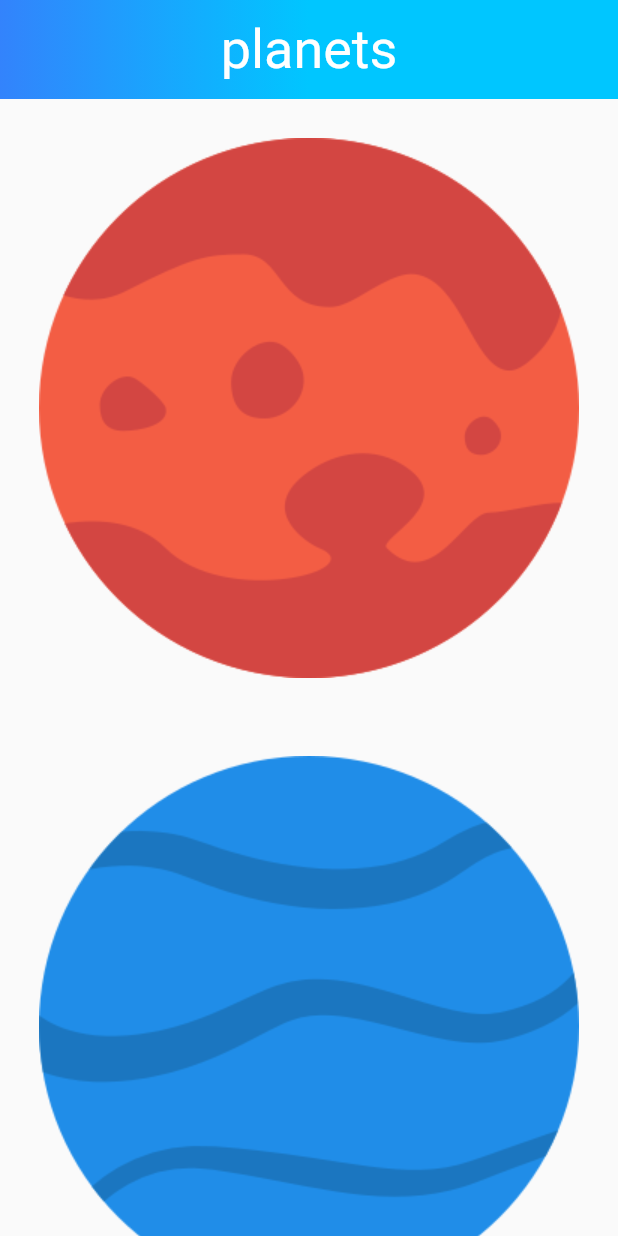
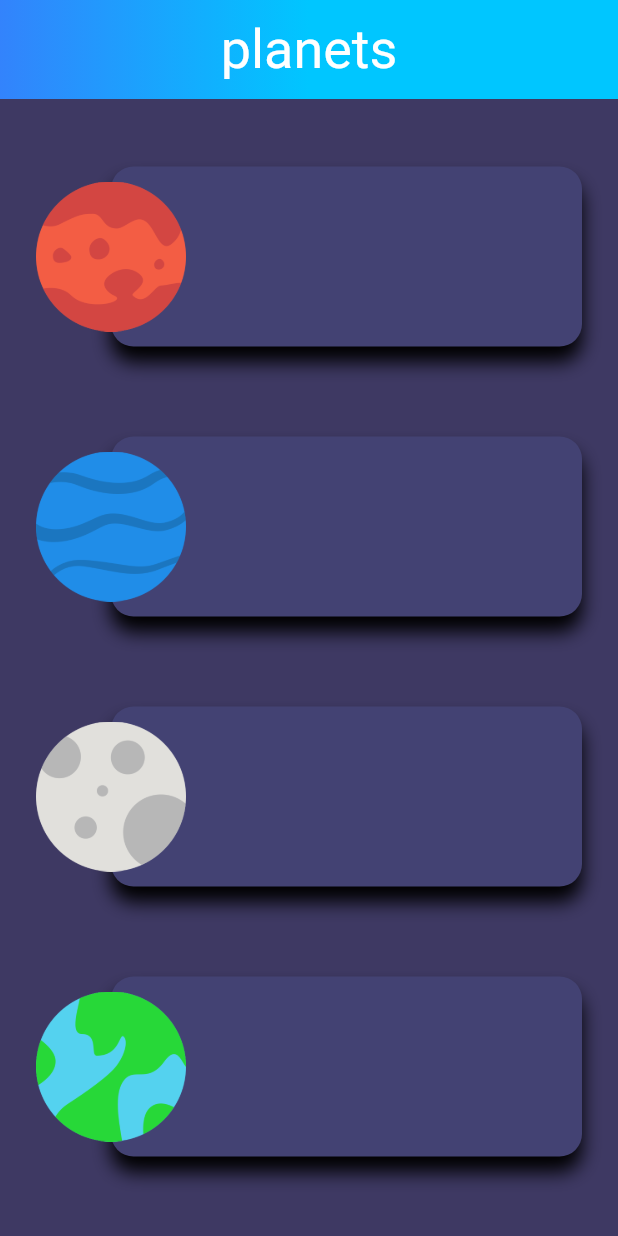
Before and after one commit to sergiandreplace/planets-flutter, a Flutter app: the screen it shows after launch, on a phone screen of 412 x 824 dp. Run offline on Flutter 3.47's test engine with Material 2 defaults, Android fonts, the phone set to English and light mode, and no system bars.

Commit message:
planet box ready

```diff
--- a/lib/HomePage.dart
+++ b/lib/HomePage.dart
@@ -1,5 +1,7 @@
 import 'package:flutter/material.dart';
 import 'package:planets/GradientAppBar.dart';
+import 'package:planets/PlanetList.dart';
+import 'package:planets/model/Planet.dart';
 import 'package:planets/model/Planets.dart';
 
 class HomePage extends StatelessWidget {
@@ -28,16 +30,3 @@ class _HomePageBodyState extends State<HomePageBody> {
     );
   }
 }
-
-
-class PlanetList extends StatelessWidget {
-  @override
-  Widget build(BuildContext context) {
-    return  new Flexible(
-      child: new ListView.builder(
-        itemCount: planets.length,
-        itemBuilder: (_, index) => new Image(image: new AssetImage(planets[index].image)),
-      ),
-    );
-  }
-}
--- /dev/null
+++ b/lib/PlanetList.dart
@@ -0,0 +1,19 @@
+import 'package:flutter/material.dart';
+import 'package:planets/PlanetRow.dart';
+import 'package:planets/model/Planets.dart';
+
+class PlanetList extends StatelessWidget {
+  @override
+  Widget build(BuildContext context) {
+    return new Flexible(
+      child: new Container(
+        color: const Color(0xFF3E3963),
+        padding: const EdgeInsets.symmetric(vertical: 15.0),
+        child: new ListView.builder(
+          itemCount: planets.length,
+          itemBuilder: (_, index) => new PlanetRow(planets[index]),
+        ),
+      ),
+    );
+  }
+}
--- /dev/null
+++ b/lib/PlanetRow.dart
@@ -0,0 +1,44 @@
+import 'package:flutter/material.dart';
+import 'package:planets/model/Planet.dart';
+
+class PlanetRow extends StatelessWidget {
+
+  final Planet planet;
+
+  PlanetRow(this.planet);
+
+  @override
+  Widget build(BuildContext context) {
+    final planetThumbnail = new Container(
+      alignment: new FractionalOffset(0.0, 0.5),
+      margin: const EdgeInsets.only(left: 24.0),
+      child: new Image(
+        image: new AssetImage(planet.image),
+        height: 100.0,
+        width: 100.0,),
+    );
+
+    final planetCard = new Container(
+      margin: const EdgeInsets.only(left: 74.0, right: 24.0),
+      decoration: new BoxDecoration(
+        color: const Color(0xFF434273),
+        shape: BoxShape.rectangle,
+        borderRadius: new BorderRadius.circular(15.0),
+        boxShadow: <BoxShadow> [
+          new BoxShadow(color: Colors.black, blurRadius: 10.0, offset: new Offset(0.0, 10.0))
+        ],
+      ),
+    );
+
+    return new Container(
+      height: 120.0,
+      margin: const EdgeInsets.symmetric(vertical: 30.0),
+      child: new Stack(
+        children: <Widget>[
+          planetCard,
+          planetThumbnail,
+        ],
+      ),
+    );
+  }
+}
```
